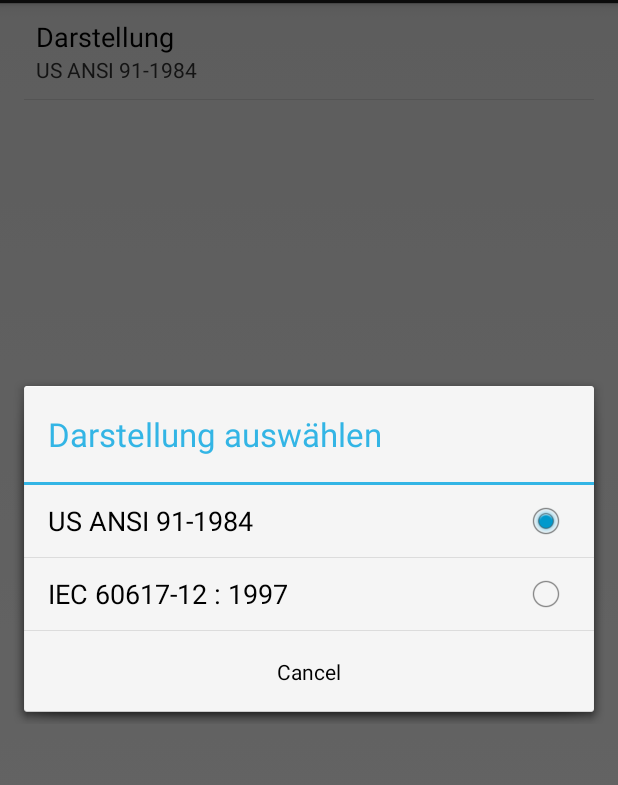
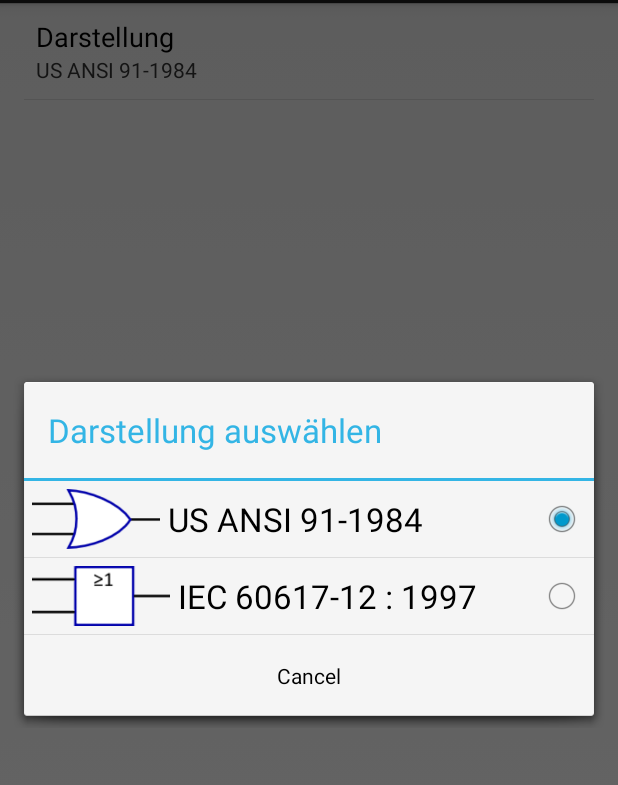
Before and after one commit to JMS-1/BoolIt, an Android app: the fragment SettingsFragment shown on its own in the app's theme, after a tap on "Darstellung", on a phone screen of 412 x 824 dp, the part 69-854 px from its top. Run offline under Robolectric (Android 15) with nearby library versions, the phone set to English and light mode, and no system bars.

Commit message:
First try custom settings for icon display mode

```diff
--- /dev/null
+++ b/app/src/main/java/net/psimarron/boolit/IconModeAdapter.java
@@ -0,0 +1,82 @@
+package net.psimarron.boolit;
+
+import android.app.Activity;
+import android.content.Context;
+import android.view.LayoutInflater;
+import android.view.View;
+import android.view.ViewGroup;
+import android.widget.ArrayAdapter;
+import android.widget.ImageView;
+import android.widget.RadioButton;
+import android.widget.TextView;
+
+public class IconModeAdapter extends ArrayAdapter<CharSequence> implements View.OnClickListener {
+    private int m_selection;
+
+    private IconModeSelector m_list;
+
+    public IconModeAdapter(Context context, int resourceId, CharSequence[] values, int selected, IconModeSelector selectorList) {
+        super(context, resourceId, values);
+
+        m_selection = selected;
+        m_list = selectorList;
+    }
+
+    @Override
+    public View getView(int position, View convertView, ViewGroup parent) {
+        // Get the current selection name
+        String mode = getItem(position).toString();
+
+        // Map to mode
+        CalculatorBase.DisplayMode iconMode;
+        if (mode.equals("ANSI"))
+            iconMode = CalculatorBase.DisplayMode.Ansi;
+        else if (mode.equals("IEC"))
+            iconMode = CalculatorBase.DisplayMode.Iec;
+        else
+            iconMode = CalculatorBase.DisplayMode.Ansi;
+
+        // Find the related icon
+        int icon;
+        switch (iconMode) {
+            case Ansi:
+                icon = R.drawable.or;
+                break;
+            case Iec:
+                icon = R.drawable.or_iec;
+                break;
+            default:
+                icon = R.drawable.or;
+        }
+
+        // Find the related text
+        String name = getContext().getResources().getStringArray(R.array.pref_icon_mode_entries)[position];
+
+        // Create the new wor
+        LayoutInflater inflater = ((Activity) getContext()).getLayoutInflater();
+
+        View row = inflater.inflate(R.layout.icon_mode_selector, parent, false);
+        row.setOnClickListener(this);
+        row.setTag(mode);
+
+        // Set icon
+        ImageView iconView = (ImageView) row.findViewById(R.id.icon_mode_icon);
+        iconView.setImageResource(icon);
+
+        // Set text
+        TextView nameView = (TextView) row.findViewById(R.id.icon_mode_text);
+        nameView.setText(name);
+
+        // Set selection
+        RadioButton check = (RadioButton) row.findViewById(R.id.icon_mode_check);
+        check.setChecked(position == m_selection);
+        check.setClickable(false);
+
+        return row;
+    }
+
+    @Override
+    public void onClick(View row) {
+        m_list.setResult((String) row.getTag());
+    }
+}
--- /dev/null
+++ b/app/src/main/java/net/psimarron/boolit/IconModeSelector.java
@@ -0,0 +1,49 @@
+package net.psimarron.boolit;
+
+import android.app.AlertDialog;
+import android.content.Context;
+import android.content.SharedPreferences;
+import android.preference.ListPreference;
+import android.preference.PreferenceManager;
+import android.util.AttributeSet;
+import android.widget.ListAdapter;
+
+// Auswahlelement für die Art der Darstellung.
+public class IconModeSelector extends ListPreference {
+    public IconModeSelector(Context context, AttributeSet attrs) {
+        super(context, attrs);
+    }
+
+    @Override
+    protected void onPrepareDialogBuilder(AlertDialog.Builder builder) {
+        CharSequence[] values = getEntryValues();
+        Context context = getContext();
+        int index = 0;
+
+        // Aktuelle Auswahl ermitteln
+        String iconMode = PreferenceManager.getDefaultSharedPreferences(context).getString(WelcomeActivity.getIconModeSettingName(context), null);
+        for (int i = 0; i < values.length; i++)
+            if (values[i].toString().equals(iconMode)) {
+                index = i;
+                break;
+            }
+
+        // Eigene Visualisierung erzeugen
+        ListAdapter iconModeAdapter = new IconModeAdapter(context, R.layout.icon_mode_selector, values, index, this);
+
+        // Eigene Visualisierung aktivieren
+        builder.setAdapter(iconModeAdapter, this);
+
+        super.onPrepareDialogBuilder(builder);
+    }
+
+    // Übernimmt die Auswahl des Anwenders.
+    public void setResult(String value) {
+        // Auswahl blind übernehmen
+        SharedPreferences.Editor edit = PreferenceManager.getDefaultSharedPreferences(getContext()).edit();
+        edit.putString(getKey(), value);
+        edit.commit();
+
+        getDialog().dismiss();
+    }
+}
--- a/app/src/main/java/net/psimarron/boolit/SettingsFragment.java
+++ b/app/src/main/java/net/psimarron/boolit/SettingsFragment.java
@@ -22,9 +22,22 @@ public class SettingsFragment extends PreferenceFragment implements SharedPrefer
 
     // Aktualisiert alle Beschreibungen.
     public void updateSummaries() {
-        // Beschreibungen setzen
-        ListPreference level = (ListPreference) findPreference(WelcomeActivity.getIconModeSettingName(getActivity()));
-        level.setSummary(level.getEntry());
+        // Ermittelt die aktuelle Auswahl
+        Activity activity = getActivity();
+        String[] values = activity.getResources().getStringArray(R.array.pref_icon_mode_values);
+        String iconModeName = WelcomeActivity.getIconModeSettingName(activity);
+        String iconMode = PreferenceManager.getDefaultSharedPreferences(activity).getString(iconModeName, values[0]);
+
+        // Ermittelt den zugehörigen Anzeigetext
+        for (int i = 0; i < values.length; i++)
+            if (values[i].equals(iconMode)) {
+                String[] entries = activity.getResources().getStringArray(R.array.pref_icon_mode_entries);
+
+                ListPreference level = (ListPreference) findPreference(iconModeName);
+                level.setSummary(entries[i]);
+
+                break;
+            }
     }
 
     @Override
--- a/app/src/main/java/net/psimarron/boolit/WelcomeActivity.java
+++ b/app/src/main/java/net/psimarron/boolit/WelcomeActivity.java
@@ -19,10 +19,13 @@ import java.util.Random;
 public class WelcomeActivity extends Activity implements View.OnClickListener {
     // Das Ergebnis der Änderung der Einstellungen.
     private final static int SETTINGS_RESULT = 1;
+
     // Der Name der persistenten Ablage der bisher durchgeführten Spiele.
     private final String NAME_TRIES = "tries";
+
     // Der Name der persistenten Ablage der bisher gesammelten Punkte.
     private final String NAME_POINTS = "points";
+
     // Das aktuell angezeigte Gatter.
     private CalculatorBase m_current;
 
@@ -63,10 +66,10 @@ public class WelcomeActivity extends Activity implements View.OnClickListener {
 
     // Ermittelt die aktuelle Darstellung.
     public static CalculatorBase.DisplayMode getIconMode(Context activity) {
-        String level = PreferenceManager.getDefaultSharedPreferences(activity).getString(getIconModeSettingName(activity), null);
-        if ("ANSI".equals(level))
+        String iconMode = PreferenceManager.getDefaultSharedPreferences(activity).getString(getIconModeSettingName(activity), null);
+        if ("ANSI".equals(iconMode))
             return CalculatorBase.DisplayMode.Ansi;
-        else if ("IEC".equals(level))
+        else if ("IEC".equals(iconMode))
             return CalculatorBase.DisplayMode.Iec;
         else
             return CalculatorBase.DisplayMode.Ansi;
--- /dev/null
+++ b/app/src/main/res/layout/icon_mode_selector.xml
@@ -0,0 +1,35 @@
+<?xml version="1.0" encoding="utf-8"?>
+
+<LinearLayout xmlns:android="http://schemas.android.com/apk/res/android"
+    android:layout_width="match_parent"
+    android:layout_height="match_parent"
+    android:clickable="true"
+    android:orientation="horizontal"
+    android:padding="5dp">
+
+    <ImageView
+        android:id="@+id/icon_mode_icon"
+        android:layout_width="wrap_content"
+        android:layout_height="40dp"
+        android:layout_gravity="center_vertical"
+        android:layout_weight="0"
+        android:adjustViewBounds="true" />
+
+    <TextView
+        android:id="@+id/icon_mode_text"
+        style="@android:style/TextAppearance.DeviceDefault.Large"
+        android:layout_width="match_parent"
+        android:layout_height="wrap_content"
+        android:layout_gravity="center_vertical"
+        android:layout_marginLeft="5dp"
+        android:layout_marginRight="5dp"
+        android:layout_weight="1" />
+
+    <RadioButton
+        android:id="@+id/icon_mode_check"
+        android:layout_width="wrap_content"
+        android:layout_height="wrap_content"
+        android:layout_gravity="center_vertical"
+        android:layout_weight="0" />
+
+</LinearLayout>
--- a/app/src/main/res/xml/preferences.xml
+++ b/app/src/main/res/xml/preferences.xml
@@ -1,7 +1,7 @@
 <?xml version="1.0" encoding="utf-8"?>
 
 <PreferenceScreen xmlns:android="http://schemas.android.com/apk/res/android">
-    <ListPreference
+    <net.psimarron.boolit.IconModeSelector
         android:defaultValue="ANSI"
         android:dialogTitle="@string/pref_icon_mode_title"
         android:entries="@array/pref_icon_mode_entries"
```
